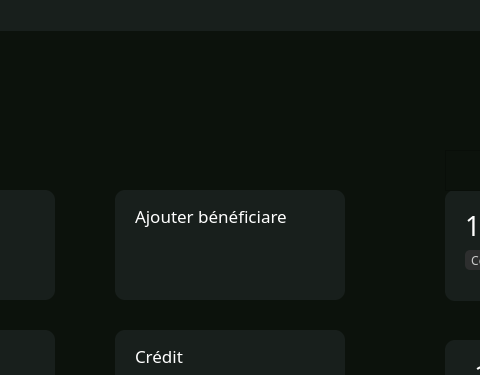
Before: the Qt Designer form home.ui in SparqueeZ/Bank-Root, drawn with Qt 5; both pictures show x 575 to 1055 and y 0 to 375 of the 1431 by 837 pixel window.
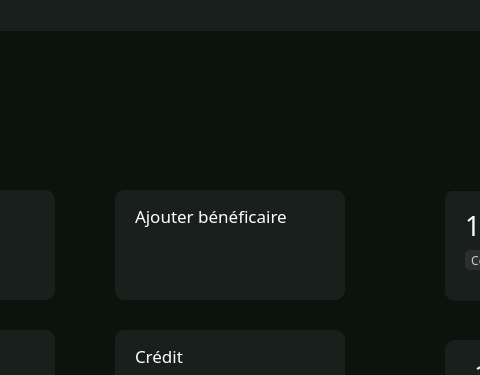
After: the same form once the commit is applied. Icons and pictures are not drawn.

Patch:
```diff
--- a/home.ui
+++ b/home.ui
@@ -820,7 +820,7 @@
       <rect>
        <x>20</x>
        <y>10</y>
-       <width>181</width>
+       <width>221</width>
        <height>31</height>
       </rect>
      </property>
@@ -837,7 +837,7 @@
 }</string>
      </property>
      <property name="text">
-      <string>Ajouter bénéficiare</string>
+      <string>Ajouter bénéficaire</string>
      </property>
     </widget>
     <widget class="QToolButton" name="toolButton_11">
```
Left out of the diff: 2 changed lines with no effect on the pictures.
